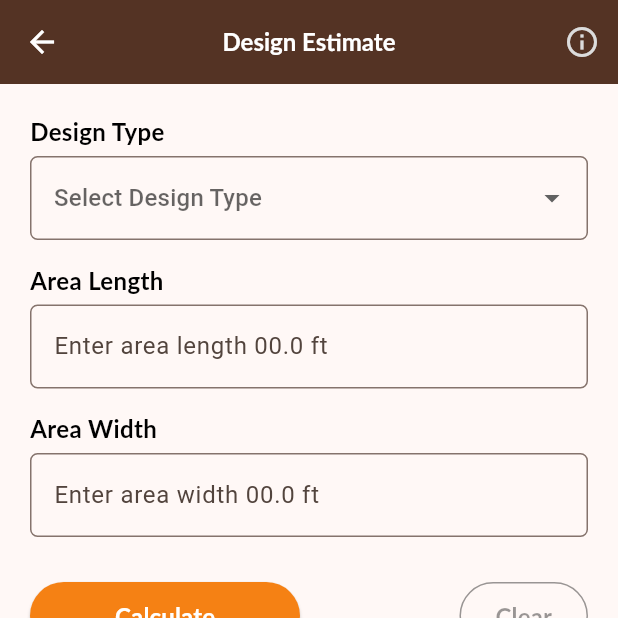
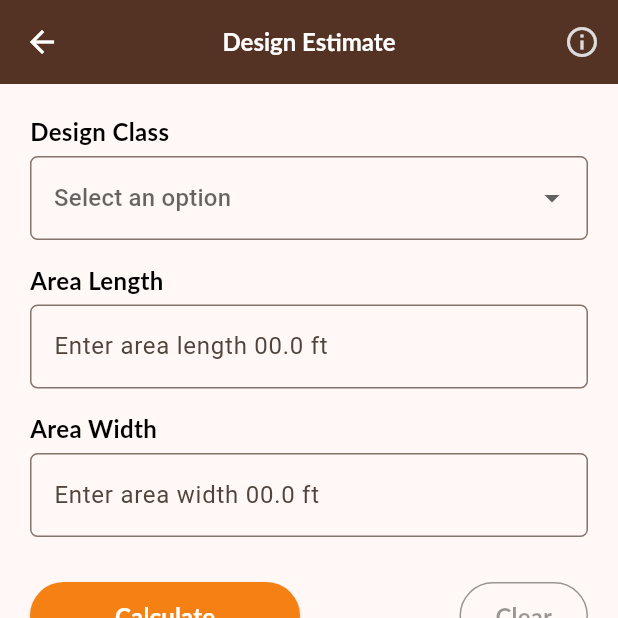
Before and after one commit to ammardev99/CMCA, a Flutter app: the CMCA screen opened directly, after a tap on "Design Cost", on a phone screen of 412 x 824 dp, the top half of it. Run offline on Flutter 3.47's test engine with Material 3 defaults, Android fonts, the phone set to English and light mode, and no system bars; our stand-ins replace animated_splash_screen, fluttertoast, get, lottie; Roboto replaces fonts that are missing (Lato); project files that could hold a hidden picture were left out.

Commit message:
set custom dropdown

```diff
--- a/lib/models/list_data.dart
+++ b/lib/models/list_data.dart
@@ -1,21 +1,22 @@
-List<String> buildingClass = [
+List<String> designTypes = [
+  "Select Design Type",
+  "Economical",
+  "Medium",
+  "High-end",
   "Luxury",
-  "High-end",
-  "Medium",
-  "Economical",
 ];
 
 double getDesignCost(String buildtype) {
   switch (buildtype) {
     case 'Luxury':
-      return 350.0;
+      return 350;
     case 'High-end':
-      return 200.0;
+      return 200;
     case 'Medium':
-      return 130.0;
+      return 130;
     case 'Economical':
-      return 70.0;
+      return 70;
     default:
-      return 1.0;
+      return 1;
   }
 }
--- a/lib/modules/about_us.dart
+++ b/lib/modules/about_us.dart
@@ -32,6 +32,8 @@ class AboutUs extends StatelessWidget {
           headingText("Our Team"),
           infoText("▪ Malik Saqib Faraz - CEO & Civil Engineer"),
           infoText("▪ Ammar Shafiq - Founder & Developer"),
+          infoText("▪ Muhammad Abdullah - Civil Engineer"),
+          infoText("▪ Talha Saleem - Civil Engineer"),
           sizeBox(10),
           headingText("Why Choose CMCA?"),
           infoText("Our app offers precise cost and material estimates for each stage of your project."),
--- a/lib/modules/auth/login/view.dart
+++ b/lib/modules/auth/login/view.dart
@@ -1,3 +1,4 @@
+import 'package:cmca/modules/estimates/cmca.dart';
 import 'package:cmca/utils/color.dart';
 import 'package:cmca/utils/validator.dart';
 import 'package:cmca/widgets/formatting.dart';
@@ -63,8 +64,8 @@ class LoginPage extends StatelessWidget {
                           const Size(double.infinity, 50)),
                     ),
                     onPressed: () async {
-                      await logic.login();
-                      // Get.offAll(const CMCA());
+                      // await logic.login();
+                      Get.offAll(const CMCA());
                     },
                     child: state.isLoading.value
                         ? myLodaing()
--- a/lib/modules/estimates/design_estimate/state.dart
+++ b/lib/modules/estimates/design_estimate/state.dart
@@ -2,19 +2,17 @@ import 'package:flutter/material.dart';
 import 'package:get/get.dart';
 
 class DesignEstimateState {
-  TextEditingController? typeBuilding;
+  RxBool isLoading = false.obs;
+  RxBool showResult = false.obs;
+  Rxn<String> typeBuilding = Rxn<String>();
+
   TextEditingController? areaLength;
   TextEditingController? areaWidth;
   TextEditingController? areaSqFt;
   TextEditingController? result;
 
-  // buildingType;
-  // Architecture
-  // Structural
-  RxBool isLoading = false.obs;
-  RxBool showResult = false.obs;
   stateClear() {
-    typeBuilding?.clear();
+    typeBuilding.value = 'Select Design Type'; // Reset to the default "0" value
     areaLength?.clear();
     areaWidth?.clear();
     areaSqFt?.clear();
@@ -24,8 +22,6 @@ class DesignEstimateState {
   }
 
   DesignEstimateState() {
-    ///Initialize variables
-    typeBuilding = TextEditingController();
     areaLength = TextEditingController();
     areaWidth = TextEditingController();
     areaSqFt = TextEditingController();
--- a/lib/modules/estimates/design_estimate/view.dart
+++ b/lib/modules/estimates/design_estimate/view.dart
@@ -1,6 +1,6 @@
 import 'package:cmca/models/list_data.dart';
+import 'package:cmca/utils/color.dart';
 import 'package:cmca/widgets/dropdown.dart';
-import 'package:cmca/widgets/show_result.dart';
 import 'package:flutter/material.dart';
 import 'package:get/get.dart';
 import 'package:cmca/utils/validator.dart';
@@ -27,25 +27,21 @@ class DesignEstimatePage extends StatelessWidget {
           padding: const EdgeInsets.all(20),
           child: Form(
             key: logic.formKey,
-                  child: Column(
-                      crossAxisAlignment: CrossAxisAlignment.center,
-                      children: [
+            child:
+                Column(crossAxisAlignment: CrossAxisAlignment.start, children: [
               //   label: "Enter designType",
               //   label: "Enter totalArea",
-                        //   label: "Enter coverArea",
-                        // InputDropdownFieldApp(
-                        //     label: "Building Class",
-                        //     hint: "Luxury, Medium, Economical",
-                        //     controller: state.typeBuilding!,
-                        //     options: buildingClass,
-                        //     validator: validateValue),
-InputDropDown(
-  label: "Design Type",
-  hint: "Select Design Type",
-  controller: state.typeBuilding!,
-  options: buildingClass,
-  validator: validateValue,
-  // onClear: ,
+              headingText('Design Class'),
+              sizeBox(5),
+              Obx(
+                () => CustomDropdown(
+                  selectedValue: state.typeBuilding.value,
+                  options: designTypes,
+                  onChanged: (value) {
+                    state.typeBuilding.value = value;
+                  },
+                  validText: "Select Design Type",
+                ),
               ),
               sizeBox(15),
               InputFormFieldApp(
@@ -71,32 +67,68 @@ InputDropDown(
                     stateClear: state.stateClear);
               }),
               sizeBox(30),
-                        sizeBox(15),
               Obx(() {
-                          if (state.showResult.value == true) {
-                            return Column(
+                if (state.showResult.value) {
+                  return Container(
+                    padding: const EdgeInsets.all(15),
+                    decoration: BoxDecoration(
+                      color: AppColors.grey,
+                      borderRadius: BorderRadius.circular(10),
+                    ),
+                    child: Column(
                       children: [
-                                titleText('Estimated Result'),
-                                // DetailsTable(),
-                                ResultTable(
-                                    quantity: logic.getSqFt().toString(),
-                                    cost: logic.getCost().toString(),
-                                    quality: "quality",
-                                    manPower: "manPower",
-                                    duration: "duration",
-                                    lifeSpan: 'lifeSpan',
-                                    samplesImages: 'samplesImages',
-                                    standardProcedure: 'standardProcedure',
-                                    serviceProvidersContact:
-                                        'serviceProvidersContact'),
-                                sizeBox(100)
+                        titleText('Design Estinate'),
+                        const Divider(
+                          color: AppColors.primary,
+                        ),
+                        sizeBox(5),
+                        Row(
+                          mainAxisAlignment: MainAxisAlignment.spaceBetween,
+                          children: [
+                            infoText("Design Type", AppColors.primary),
+                            infoText(state.typeBuilding.value.toString()),
                           ],
+                        ),
+                        sizeBox(5),
+                        const Divider(),
+                        Row(
+                          mainAxisAlignment: MainAxisAlignment.spaceBetween,
+                          children: [
+                            infoText("Area", AppColors.primary),
+                            infoText(logic.getSqFt().toString()),
+                          ],
+                        ),
+                        sizeBox(5),
+                        const Divider(),
+                        Row(
+                          mainAxisAlignment: MainAxisAlignment.spaceBetween,
+                          children: [
+                            infoText("Duration", AppColors.primary),
+                            infoText('2 Days'),
+                          ],
+                        ),
+                        sizeBox(5),
+                        const Divider(),
+                        Row(
+                          mainAxisAlignment: MainAxisAlignment.spaceBetween,
+                          children: [
+                            infoText("Design Cost", AppColors.primary),
+                            infoText('00', AppColors.primary),
+                          ],
+                        ),
+                        sizeBox(5),
+                        const Divider(),
+                      ],
+                    ),
                   );
                 } else {
                   return const Text('');
                 }
               }),
+
+              sizeBox(15),
             ]),
-                ))));
+          )),
+    ));
   }
 }
--- a/lib/widgets/drawer.dart
+++ b/lib/widgets/drawer.dart
@@ -1,33 +1,41 @@
 import 'package:cmca/routes/routes_name.dart';
 import 'package:cmca/widgets/drawer_profile.dart';
 import 'package:cmca/widgets/formatting.dart';
+import 'package:cmca/widgets/lottie_animation.dart';
 import 'package:cmca/widgets/menu_buttons.dart';
 import 'package:flutter/material.dart';
-import 'package:lottie/lottie.dart';
 
 Drawer customDrawer(BuildContext context) {
   return Drawer(
-      child: ListView(children: [
-    Column(
-      children: [
-        drawerProfile('assets/png/app_icon.png', "CMCA", 'Civil Material Cost Analysis'),
-        menuOptionPage(Icons.info_outline,'About Us',RouteName.aboutUs),
-        menuLinkOption(Icons.message_outlined,'Contat Us','https://wa.me/+923019286653', context),
-        menuLinkOption(Icons.facebook,'Follow Us','https://www.facebook.com/', context),
-        menuLinkOption(Icons.devices_other,'Other Apps','https://play.google.com/store/apps/developer?id=samz+creation&hl=en&gl=US', context),
-        // menuOptionPage(Icons.star_border,'Rate App',),
-        // menuOptionPage(Icons.sync,'Update App',),
-        menuOptionPage(Icons.logout, 'Log out', RouteName.login),
-        sizeBox(100),
-        SizedBox(
-          width: 180,
-          child: Lottie.asset('assets/animations/drawer.json',
-              fit: BoxFit.fill,
-              ),),
-        const Divider(),
-        infoText("version 1.0.3"),
-        sizeBox(20),
-      ],
-    ),
-  ]));
+      child: Column(
+    children: [
+      Expanded(
+        child: ListView(children: [
+          drawerProfile('assets/png/app_icon.png', "CMCA",
+              'Civil Material Cost Analysis'),
+          menuOptionPage(Icons.info_outline, 'About Us', RouteName.aboutUs),
+          menuLinkOption(Icons.message_outlined, 'Contat Us',
+              'https://wa.me/+923019286653', context),
+          menuLinkOption(Icons.facebook, 'Follow Us',
+              'https://www.facebook.com/', context),
+          menuLinkOption(
+              Icons.devices_other,
+              'Other Apps',
+              'https://play.google.com/store/apps/developer?id=samz+creation&hl=en&gl=US',
+              context),
+          // menuOptionPage(Icons.star_border,'Rate App',),
+          // menuOptionPage(Icons.sync,'Update App',),
+          menuOptionPage(Icons.logout, 'Log out', RouteName.login),
+          sizeBox(80),
+          lottieAnimation('assets/animations/masonry.json', 300, true),
+        ]),
+      ),
+      const Divider(
+        height: 1,
+      ),
+      sizeBox(5),
+      infoText("Version 1.0.5"),
+      sizeBox(10),
+    ],
+  ));
 }
--- a/lib/widgets/dropdown.dart
+++ b/lib/widgets/dropdown.dart
@@ -56,82 +56,47 @@ class _InputDropdownFieldAppState extends State<InputDropdownFieldApp> {
       ],
     );
   }
-
 }
 
+class CustomDropdown extends StatelessWidget {
+  final String? selectedValue; // Holds the selected value
+  final List<String> options; // List of options for the dropdown
+  final String hint; // Hint text
+  final Function(String?) onChanged; // Callback for value change
+  final String? Function(String?)?
+      validator; // Validator function for form validation
+  final String validText; // Hint text
 
-class InputDropDown extends StatefulWidget {
-  final String label;
-  final String hint;
-  final TextEditingController controller;
-  final List<String> options;
-  final FormFieldValidator<String>? validator;
-  final Function? onClear; // New callback function to manage clear action
-
-  const InputDropDown({
+  const CustomDropdown({
     super.key,
-    required this.label,
-    required this.hint,
-    required this.controller,
+    required this.selectedValue,
     required this.options,
+    required this.onChanged,
+    this.hint = "Select an option",
+    required this.validText,
     this.validator,
-    this.onClear, // Accepting the function as an argument
   });
 
   @override
-  State<InputDropDown> createState() => _InputDropDownState();
-}
-
-class _InputDropDownState extends State<InputDropDown> {
-  String? selectedValue;
-
-  // Function to clear the selected value and the text in the controller
-  void clearSelection() {
-    setState(() {
-      selectedValue = null; // Reset selected value
-      widget.controller.clear(); // Clear the controller text
-    });
-
-    if (widget.onClear != null) {
-      widget.onClear!(); // Call the callback if provided
-    }
-  }
-
-  @override
   Widget build(BuildContext context) {
-    return Column(
-      crossAxisAlignment: CrossAxisAlignment.start,
-      children: [
-        headingText(widget.label),
-        sizeBox(5),
-        DropdownButtonFormField<String>(
-          value: selectedValue,
-          hint: Text(widget.hint),
-          items: widget.options
+    return DropdownButtonFormField<String>(
+      focusColor: Colors.transparent,
+      value: selectedValue, // Set the selected value
+      hint: Text(hint),
+      items: options
           .map((option) => DropdownMenuItem(
                 value: option,
                 child: Text(option),
               ))
           .toList(),
-          onChanged: (value) {
-            setState(() {
-              selectedValue = value;
-              widget.controller.text = value!;
-            });
-          },
+      onChanged: onChanged, // Update the selected value
       decoration: const InputDecoration(
         border: OutlineInputBorder(
           borderRadius: BorderRadius.all(Radius.circular(5)),
         ),
       ),
-          validator: widget.validator,
-        ),
-        // sizeBox(10),
-        // ElevatedButton(
-        //   onPressed: clearSelection, // Button to trigger the clear function
-        //   child: const Text('Clear Selection'),
-        // ),
-      ],
+      validator: (value) =>
+          value == null || value == validText ? "required" : null,
     );
   }
 }
--- a/lib/widgets/estimate_buttons.dart
+++ b/lib/widgets/estimate_buttons.dart
@@ -1,5 +1,6 @@
 import 'package:cmca/utils/color.dart';
 import 'package:cmca/widgets/formatting.dart';
+import 'package:cmca/widgets/loading_circle.dart';
 import 'package:flutter/material.dart';
 
 class EstimateActionButtons extends StatelessWidget {
@@ -30,9 +31,7 @@ class EstimateActionButtons extends StatelessWidget {
             ),
             onPressed: getResult,
             child: isLoading
-                ? const CircularProgressIndicator(
-                    color: Colors.white,
-                  )
+                ? myLodaing(20)
                 : headingText("Calculate", Colors.white),
           ),
         ),
--- /dev/null
+++ b/lib/widgets/lottie_animation.dart
@@ -0,0 +1,11 @@
+import 'package:flutter/material.dart';
+import 'package:lottie/lottie.dart';
+
+Widget lottieAnimation(path, double size, [bool? repeat]) {
+  return SizedBox(
+      height: size,
+      child: Align(
+        alignment: Alignment.bottomCenter,
+        child: Lottie.asset(path, fit: BoxFit.contain, repeat: repeat ?? false),
+      ));
+}
--- a/lib/widgets/menu_buttons.dart
+++ b/lib/widgets/menu_buttons.dart
@@ -22,29 +22,20 @@ Widget menuOptionPage(IconData icon, String txt, [String? page]) {
   );
 }
 
-Widget menuLinkOption(IconData icon, String txt,String link, BuildContext context) {
+Widget menuLinkOption(IconData icon, String txt, String link, BuildContext context) {
   return ListTile(
     hoverColor: AppColors.primary.withOpacity(0.3),
     splashColor: AppColors.primary.withOpacity(0.3),
-    leading: Icon(icon),
-    iconColor: AppColors.primary,
+    leading: Icon(icon, color: AppColors.primary),
     title: headingText(txt, AppColors.primary),
     onTap: () async {
-      if (await canLaunch(link)) {
-        // ignore: deprecated_member_use
-        await launch(link);
+      final Uri uri = Uri.parse(link);
+      if (await canLaunchUrl(uri)) {
+        await launchUrl(uri);
       } else {
-        throw 'Could not launch';
+        toastShowText("Could not launch");
       }
-      // ignore: use_build_context_synchronously
       Navigator.pop(context);
     },
-    // onTap: () {
-    //   if (link == null) {
-    //     toastShowText('Page Not Available');
-    //   } else {
-    //     Get.toNamed(page);
-    //   }
-    // },
   );
 }
```
Also changed, not shown: lib/modules/estimates/design_estimate/logic.dart (+6 -7 lines), lib/widgets/show_result.dart (+66 -0 lines), pubspec.yaml (+0 -54 lines), pubspec.lock, 4 other files. Lines whose indentation alone changed are shown as unchanged.
